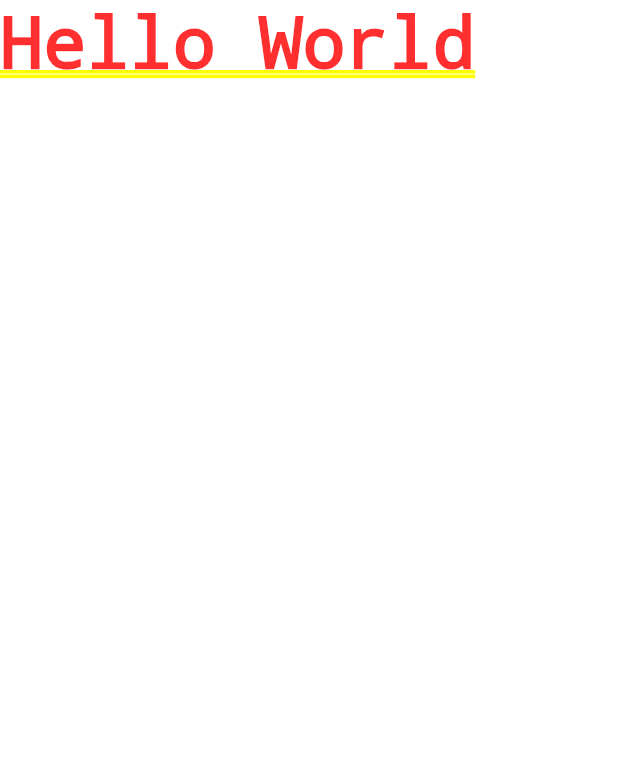
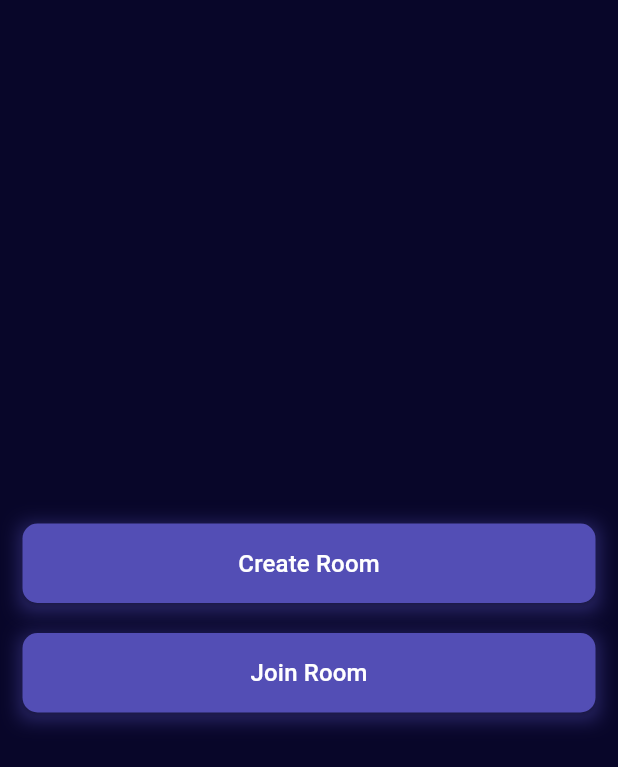
Before and after one commit to salman78600/tictac, a Flutter app: the screen it shows after launch, on a phone screen of 412 x 824 dp. Shown: the top 767 px of the screen. Run offline on Flutter 3.47's test engine with Material 3 defaults, Android fonts, the phone set to English and light mode, and no system bars.

Commit message:
add main screen file

```diff
--- /dev/null
+++ b/lib/core/responsive/responsive.dart
@@ -0,0 +1,16 @@
+import 'package:flutter/material.dart';
+
+/// A widget that provides a responsive layout by constraining its child
+class Responsive extends StatelessWidget {
+  final Widget child;
+  const Responsive({super.key, required this.child});
+
+  @override
+  Widget build(BuildContext context) {
+    return Center(
+        child: ConstrainedBox(
+      constraints: BoxConstraints(maxWidth: 600),
+      child: child,
+    ));
+  }
+}
--- /dev/null
+++ b/lib/core/utils/colors.dart
@@ -0,0 +1,4 @@
+import 'package:flutter/material.dart';
+
+// This is the background color for the app
+const bgColor = Color.fromARGB(255, 8, 6, 41);
--- a/lib/main.dart
+++ b/lib/main.dart
@@ -1,4 +1,6 @@
 import 'package:flutter/material.dart';
+import 'package:tictac/core/utils/colors.dart';
+import 'package:tictac/views/main_screen.dart';
 
 void main() {
   runApp(const MyApp());
@@ -6,17 +8,15 @@ void main() {
 
 class MyApp extends StatelessWidget {
   const MyApp({super.key});
-
   // This widget is the root of your application.
   @override
   Widget build(BuildContext context) {
     return MaterialApp(
       title: 'Flutter Demo',
-      theme: ThemeData(
-        colorScheme: ColorScheme.fromSeed(seedColor: Colors.deepPurple),
-        useMaterial3: true,
+      theme: ThemeData.dark().copyWith(
+        scaffoldBackgroundColor: bgColor,
       ),
-      home: const Text("Hello World"),
+      home: const MainScreen(),
     );
   }
 }
--- /dev/null
+++ b/lib/views/main_screen.dart
@@ -0,0 +1,38 @@
+import 'package:flutter/material.dart';
+import 'package:tictac/core/responsive/responsive.dart';
+import 'package:tictac/views/widgets/custom_button_widget.dart';
+
+class MainScreen extends StatelessWidget {
+  const MainScreen({super.key});
+
+  @override
+  Widget build(BuildContext context) {
+    return Scaffold(
+        body: Padding(
+      padding: const EdgeInsets.all(15.0),
+      child: Responsive(
+        child: Column(
+          mainAxisAlignment: MainAxisAlignment.center,
+          crossAxisAlignment: CrossAxisAlignment.center,
+          children: [
+            CustomButton(
+              onPressed: () {
+                // Handle button press
+              },
+              text: 'Create Room',
+            ),
+            SizedBox(
+              height: 20,
+            ),
+            CustomButton(
+              onPressed: () {
+                // Handle button press
+              },
+              text: 'Join Room',
+            ),
+          ],
+        ),
+      ),
+    ));
+  }
+}
--- /dev/null
+++ b/lib/views/widgets/custom_button_widget.dart
@@ -0,0 +1,42 @@
+import 'package:flutter/material.dart';
+
+class CustomButton extends StatelessWidget {
+  final VoidCallback onPressed;
+  final String text;
+  const CustomButton({super.key, required this.onPressed, required this.text});
+
+  @override
+  Widget build(BuildContext context) {
+    final size = MediaQuery.of(context).size.width;
+    return Container(
+      decoration: BoxDecoration(
+        boxShadow: [
+          BoxShadow(
+            color: const Color.fromARGB(255, 83, 78, 181).withOpacity(0.5),
+            spreadRadius: 2,
+            blurRadius: 10,
+            offset: const Offset(0, 3), // changes position of shadow
+          ),
+        ],
+      ),
+      child: ElevatedButton(
+          style: ElevatedButton.styleFrom(
+            backgroundColor: const Color.fromARGB(255, 83, 78, 181),
+            minimumSize: Size(size, 50),
+            shape: RoundedRectangleBorder(
+              borderRadius: BorderRadius.circular(10),
+            ),
+            padding: const EdgeInsets.symmetric(horizontal: 20, vertical: 15),
+          ),
+          onPressed: onPressed,
+          child: Text(
+            text,
+            style: const TextStyle(
+              fontSize: 16,
+              fontWeight: FontWeight.w500,
+              color: Colors.white,
+            ),
+          )),
+    );
+  }
+}
```
